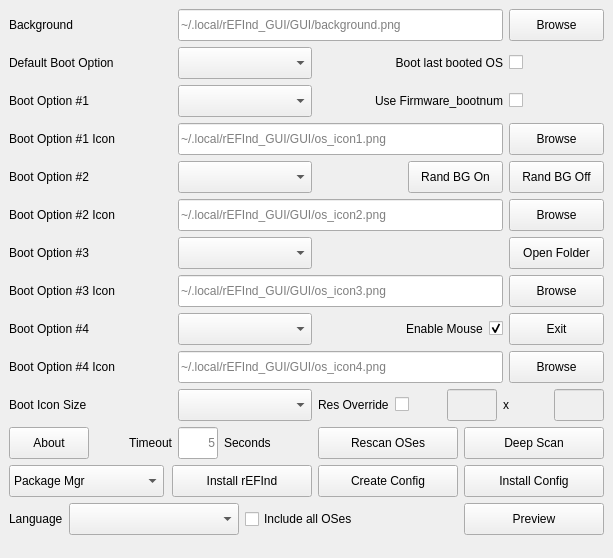
Qt form GUI/src/mainwindow.ui (jlobue10/rEFInd_GUI) before a commit.
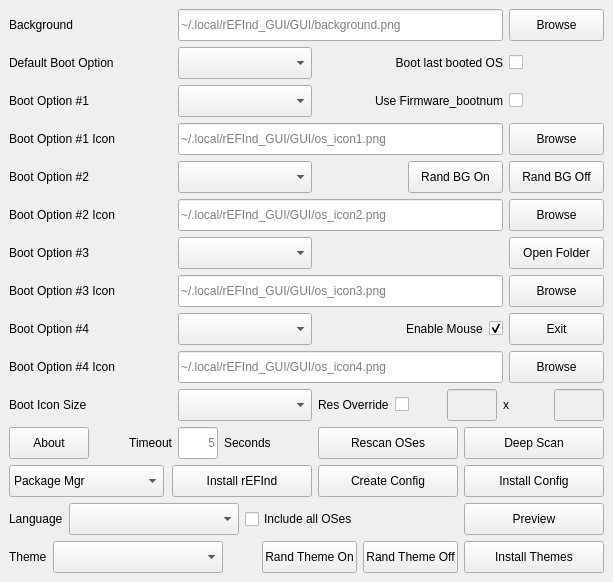
The same form after that commit. Icons and pictures are not drawn.

Commit message: GUI: Theme selection, Install Themes, and theme randomizer toggles

```diff
--- a/GUI/src/mainwindow.ui
+++ b/GUI/src/mainwindow.ui
@@ -1007,6 +1007,112 @@
        </item>
       </layout>
      </item>
+     <item row="14" column="0" colspan="7">
+      <layout class="QHBoxLayout" name="themeRowLayout">
+       <item>
+        <widget class="QLabel" name="Theme_label">
+         <property name="text">
+          <string>Theme</string>
+         </property>
+        </widget>
+       </item>
+       <item>
+        <widget class="QComboBox" name="Theme_comboBox">
+         <property name="minimumSize">
+          <size>
+           <width>170</width>
+           <height>32</height>
+          </size>
+         </property>
+         <property name="sizeAdjustPolicy">
+          <enum>QComboBox::AdjustToContents</enum>
+         </property>
+         <property name="toolTip">
+          <string>rEFInd theme applied by Create Config: None keeps the plain generated config, Random picks one of the installed themes each time the config is created</string>
+         </property>
+        </widget>
+       </item>
+       <item>
+        <spacer name="themeRowSpacer">
+         <property name="orientation">
+          <enum>Qt::Orientation::Horizontal</enum>
+         </property>
+         <property name="sizeHint" stdset="0">
+          <size>
+           <width>40</width>
+           <height>20</height>
+          </size>
+         </property>
+        </spacer>
+       </item>
+       <item>
+        <widget class="QPushButton" name="Rand_Theme_On_pushButton">
+         <property name="minimumSize">
+          <size>
+           <width>95</width>
+           <height>32</height>
+          </size>
+         </property>
+         <property name="maximumSize">
+          <size>
+           <width>16777215</width>
+           <height>32</height>
+          </size>
+         </property>
+         <property name="toolTip">
+          <string>Turn on the per-boot theme randomizer (only visible while the installed config was created with a theme selected)</string>
+         </property>
+         <property name="text">
+          <string>Rand Theme On</string>
+         </property>
+        </widget>
+       </item>
+       <item>
+        <widget class="QPushButton" name="Rand_Theme_Off_pushButton">
+         <property name="minimumSize">
+          <size>
+           <width>95</width>
+           <height>32</height>
+          </size>
+         </property>
+         <property name="maximumSize">
+          <size>
+           <width>16777215</width>
+           <height>32</height>
+          </size>
+         </property>
+         <property name="toolTip">
+          <string>Turn off the per-boot theme randomizer</string>
+         </property>
+         <property name="text">
+          <string>Rand Theme Off</string>
+         </property>
+        </widget>
+       </item>
+       <item>
+        <widget class="QPushButton" name="Install_Themes_pushButton">
+         <property name="minimumSize">
+          <size>
+           <width>140</width>
+           <height>32</height>
+          </size>
+         </property>
+         <property name="maximumSize">
+          <size>
+           <width>16777215</width>
+           <height>32</height>
+          </size>
+         </property>
+         <property name="toolTip">
+          <string>Copy the theme files to EFI/refind/themes on the EFI System Partition</string>
+         </property>
+         <property name="text">
+          <string>Install Themes</string>
+         </property>
+        </widget>
+       </item>
+      </layout>
+     </item>
      <item row="5" column="2" colspan="4">
       <widget class="QLineEdit" name="Boot_Option_02_Icon_lineEdit">
        <property name="minimumSize">
```
The commit also changes 25 other files.
